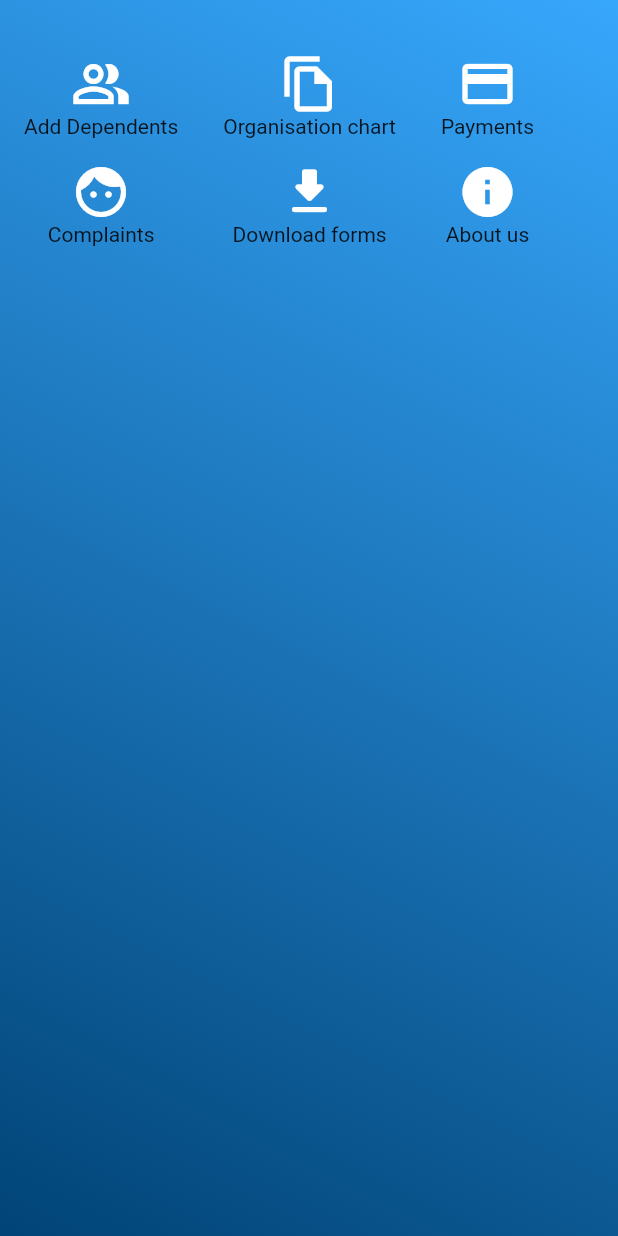
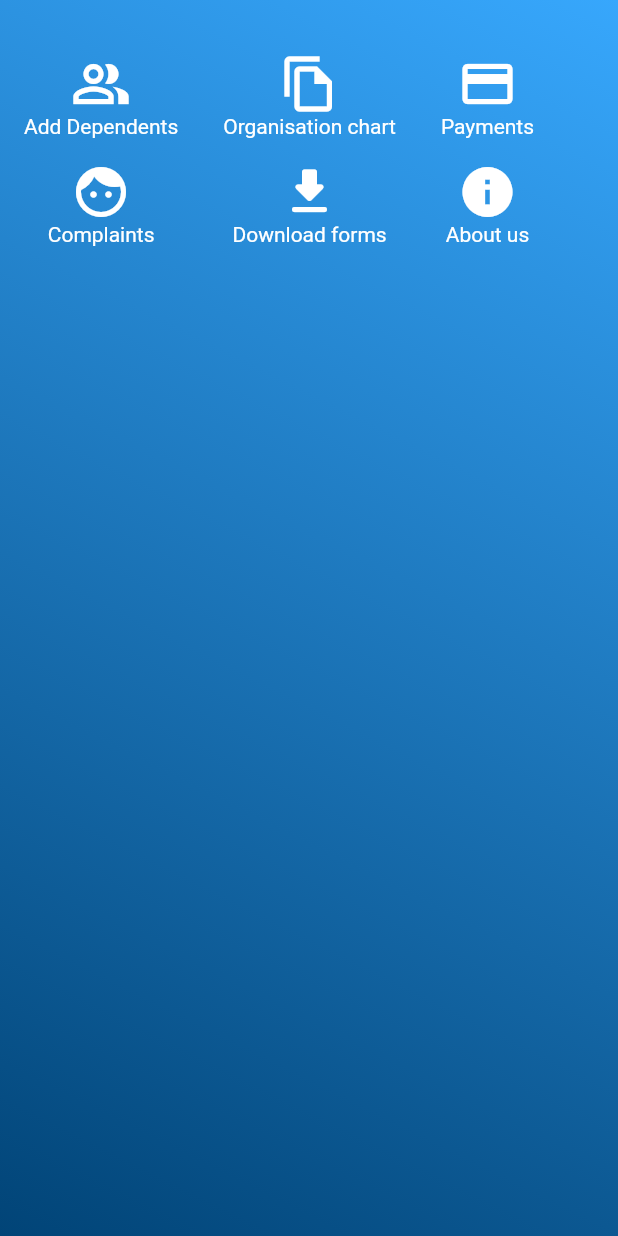
Before and after one commit to samruddhishastri/Digital-Village, a Flutter app: the Dashboard screen opened directly, on a phone screen of 412 x 824 dp. Run offline on Flutter 3.47's test engine with Material 2 defaults, Android fonts, the phone set to English and light mode, and no system bars; our stand-ins replace flutter_svg.

Commit message:
editted Dashboard

```diff
--- a/src/frontend/digital_village/lib/Screens/Dashboard/components/body.dart
+++ b/src/frontend/digital_village/lib/Screens/Dashboard/components/body.dart
@@ -16,11 +16,11 @@ class Body extends StatelessWidget {
   Widget build(BuildContext context) {
     Size size = MediaQuery.of(context).size;
     return Background(
-      child: Container(
-        margin: EdgeInsets.fromLTRB(0,20,0,0),
+        child: Row(children: <Widget>[
+      Container(
+        margin: EdgeInsets.fromLTRB(0, 20, 0, 0),
         padding: EdgeInsets.all(1),
         child: Row(children: <Widget>[
-
           //icon with label below it
           Container(
             padding: EdgeInsets.all(15),
@@ -31,18 +31,17 @@ class Body extends StatelessWidget {
                   size: 40,
                   color: Colors.white,
                 ),
-              Text('Add Dependents\n'),
+                Text('Add Dependents\n', style: TextStyle(color: Colors.white)),
                 Icon(
                   Icons.face,
                   size: 40,
                   color: Colors.white,
                 ),
-              Text('Complaints\n'),
+                Text('Complaints\n', style: TextStyle(color: Colors.white)),
               ],
             ),
           ),
           Container(
-
             padding: EdgeInsets.all(15),
             child: Column(
               children: <Widget>[
@@ -51,14 +50,14 @@ class Body extends StatelessWidget {
                   size: 40,
                   color: Colors.white,
                 ),
-              Text('Organisation chart\n'),
-
+                Text('Organisation chart\n',
+                    style: TextStyle(color: Colors.white)),
                 Icon(
                   Icons.download_rounded,
                   size: 40,
                   color: Colors.white,
                 ),
-              Text('Download forms\n'),
+                Text('Download forms\n', style: TextStyle(color: Colors.white)),
               ],
             ),
           ),
@@ -71,17 +70,35 @@ class Body extends StatelessWidget {
                   size: 40,
                   color: Colors.white,
                 ),
-              Text('Payments\n'),
+                Text('Payments\n', style: TextStyle(color: Colors.white)),
                 Icon(
                   Icons.info,
                   size: 40,
                   color: Colors.white,
                 ),
-              Text('About us\n'),
+                Text('About us\n', style: TextStyle(color: Colors.white)),
               ],
             ),
-        )
+          ),
         ]),
-    ));
+      ),
+      // Positioned(
+      //   top: size.longestSide - 100,
+      //   right: size.width - 200,
+      //   child: Container(
+      //     // padding: EdgeInsets.all(15),
+      //     child: Column(
+      //       children: <Widget>[
+      //         Text('Add Dependents\n',style: TextStyle(color: Colors.white) ),
+      //         Icon(
+      //           Icons.face,
+      //           size: 40,
+      //           color: Colors.white,
+      //         ),
+      //         Text('Complaints\n',style: TextStyle(color: Colors.white)),
+      //       ],
+      //     ),
+      //   )),
+    ]));
   }
 }
```
Lines whose indentation alone changed are shown as unchanged.
